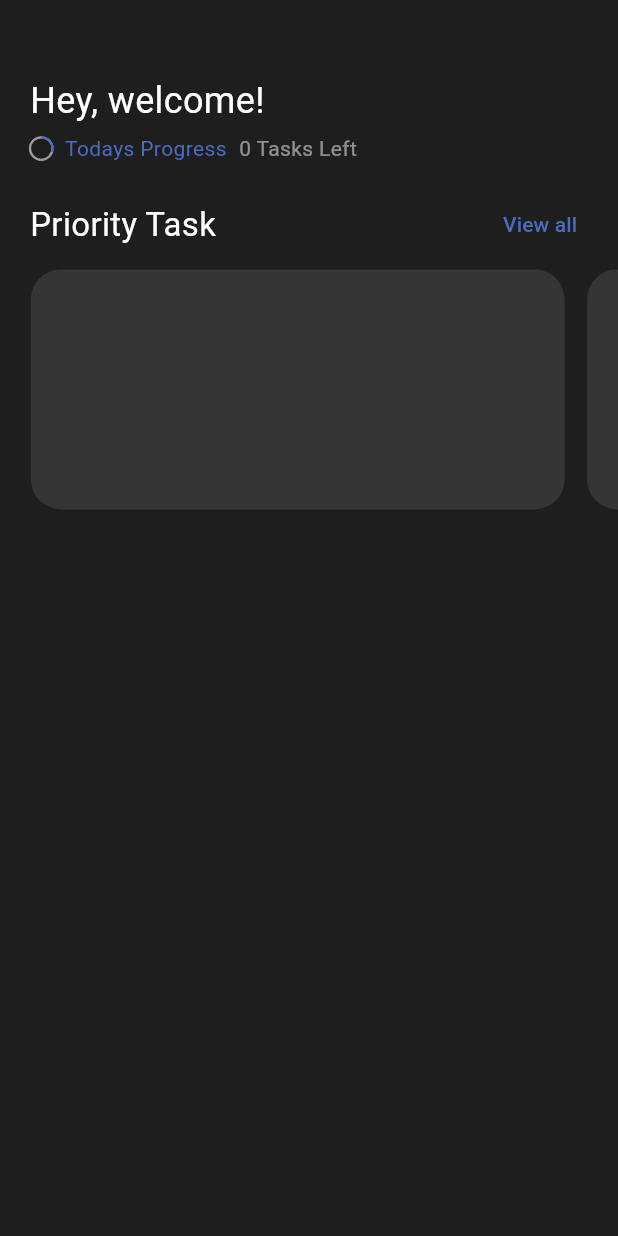
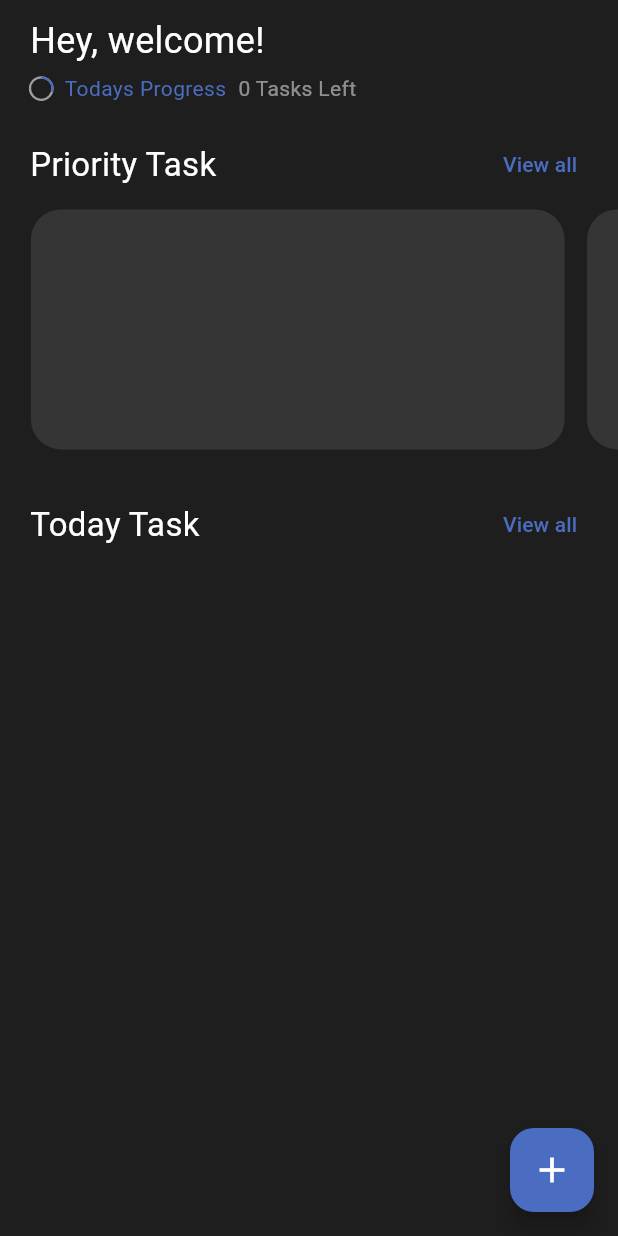
Before and after one commit to MuhammadHasan-Git/DoBits, a Flutter app: the screen it shows after launch, on a phone screen of 412 x 824 dp. Run offline on Flutter 3.47's test engine with Material 3 defaults, Android fonts, the phone set to English and light mode, and no system bars; our stand-ins replace firebase_core, get; accounts and stored records are empty.

Commit message:
create add task page and work on it,

```diff
--- a/lib/controller/controller.dart
+++ b/lib/controller/controller.dart
@@ -3,4 +3,7 @@ import 'package:get/get.dart';
 
 class HomeController extends GetxController {
   final PageController pageController = PageController(viewportFraction: 0.9);
+  RxInt index = 0.obs;
+
+
 }
--- a/lib/view/home_page.dart
+++ b/lib/view/home_page.dart
@@ -1,6 +1,9 @@
 import 'package:flutter/material.dart';
+import 'package:get/get_core/get_core.dart';
+import 'package:get/get_navigation/get_navigation.dart';
 import 'package:todo_app/utils/colors.dart';
 import 'package:todo_app/utils/extensions.dart';
+import 'package:todo_app/view/add_task.dart';
 import 'package:todo_app/view/widget/priority_task.dart';
 
 class HomePage extends StatelessWidget {
@@ -9,14 +12,11 @@ class HomePage extends StatelessWidget {
   @override
   Widget build(BuildContext context) {
     return Scaffold(
-      body: Column(
+      body: SafeArea(
+        child: Column(
           children: [
             Padding(
-            padding: const EdgeInsets.only(
-              top: 50,
-              left: 20,
-              right: 20,
-            ),
+              padding: const EdgeInsets.only(top: 10, left: 20, right: 20),
               child: Column(
                 crossAxisAlignment: CrossAxisAlignment.start,
                 children: [
@@ -42,8 +42,8 @@ class HomePage extends StatelessWidget {
                           value: 0.3,
                         ),
                       ),
-                    SizedBox(
-                      width: 2.0.wp,
+                      const SizedBox(
+                        width: 8,
                       ),
                       const Text(
                         "Todays Progress",
@@ -52,8 +52,8 @@ class HomePage extends StatelessWidget {
                           color: blue,
                         ),
                       ),
-                    SizedBox(
-                      width: 2.0.wp,
+                      const SizedBox(
+                        width: 8,
                       ),
                       Text(
                         "0 Tasks Left",
@@ -70,10 +70,10 @@ class HomePage extends StatelessWidget {
                   Row(
                     mainAxisAlignment: MainAxisAlignment.spaceBetween,
                     children: [
-                    Text(
+                      const Text(
                         "Priority Task",
                         style: TextStyle(
-                        fontSize: 16.0.sp,
+                          fontSize: 22,
                           color: white,
                         ),
                       ),
@@ -95,7 +95,46 @@ class HomePage extends StatelessWidget {
               ),
             ),
             const PriorityTask(),
+            Padding(
+              padding: const EdgeInsets.only(top: 20, left: 20, right: 20),
+              child: Column(
+                children: [
+                  Row(
+                    mainAxisAlignment: MainAxisAlignment.spaceBetween,
+                    children: [
+                      const Text(
+                        "Today Task",
+                        style: TextStyle(
+                          fontSize: 22,
+                          color: white,
+                        ),
+                      ),
+                      TextButton(
+                        style: const ButtonStyle(
+                          foregroundColor: MaterialStatePropertyAll(blue),
+                          splashFactory: NoSplash.splashFactory,
+                          overlayColor:
+                              MaterialStatePropertyAll(Colors.transparent),
+                          tapTargetSize: MaterialTapTargetSize.shrinkWrap,
+                          padding: MaterialStatePropertyAll(EdgeInsets.zero),
+                        ),
+                        onPressed: () {},
+                        child: const Text("View all"),
+                      ),
                     ],
+                  ),
+                ],
+              ),
+            )
+          ],
+        ),
+      ),
+      floatingActionButton: FloatingActionButton(
+        backgroundColor: blue,
+        tooltip: 'Add Task',
+        onPressed: () =>
+            Get.to(() => const AddTask(), transition: Transition.downToUp),
+        child: const Icon(Icons.add, color: Colors.white, size: 28),
       ),
     );
   }
--- a/lib/view/widget/priority_task.dart
+++ b/lib/view/widget/priority_task.dart
@@ -9,7 +9,10 @@ class PriorityTask extends StatelessWidget {
   @override
   Widget build(BuildContext context) {
     final homeController = Get.put(HomeController());
-    return SizedBox(
+    return Column(
+      children: [
+
+        SizedBox(
           height: 180,
           child: PageView.builder(
             controller: homeController.pageController,
@@ -25,6 +28,8 @@ class PriorityTask extends StatelessWidget {
               );
             },
           ),
+        ),
+      ],
     );
   }
 }
--- a/pubspec.yaml
+++ b/pubspec.yaml
@@ -36,6 +36,8 @@ dependencies:
   cupertino_icons: ^1.0.2
   get: ^4.6.6
   firebase_core: ^2.25.4
+  intl: ^0.19.0
+
 
 dev_dependencies:
   flutter_test:
```
Also changed, not shown: lib/controller/task_controller.dart (added, +60 -0 lines), lib/main.dart (+50 -1 lines), lib/model/category.dart (added, +8 -0 lines), lib/utils/constant.dart (added, +21 -0 lines), lib/view/add_task.dart (added, +134 -0 lines), lib/view/widget/category.dart (added, +88 -0 lines), lib/view/widget/text_field.dart (added, +67 -0 lines), pubspec.lock. Lines whose indentation alone changed are shown as unchanged.
